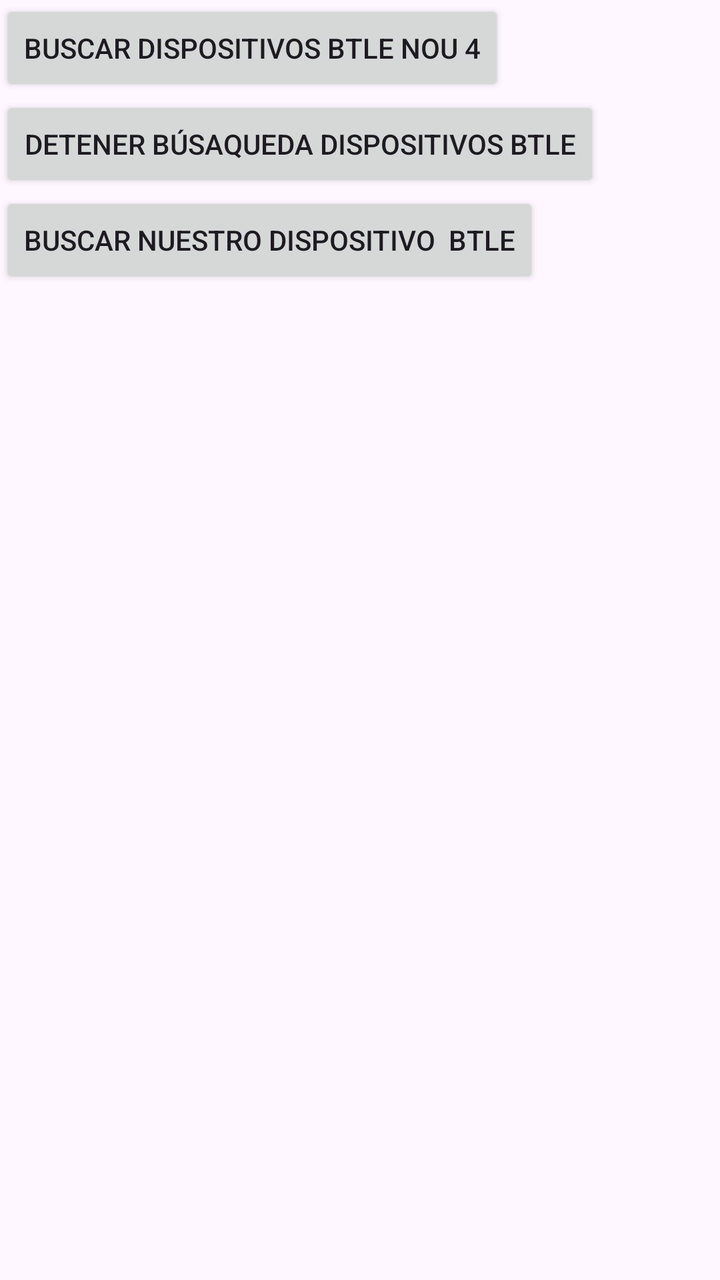
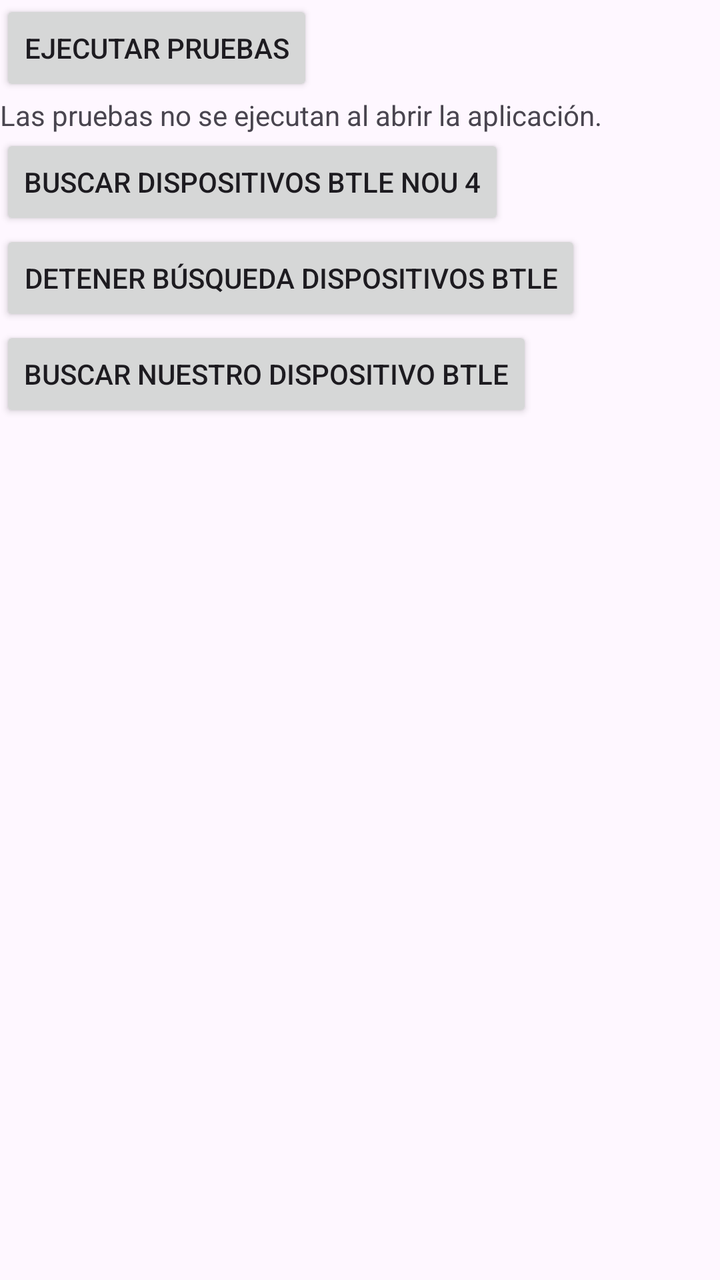

Screens rendered from an Android XML layout before and after an edit, with the pre-edit source and the edit as a unified diff.
<!-- AndroidManifest.xml: application theme Theme.BTLEAlumnos2021app -->
<!-- res/layout/activity_main.xml -->
<?xml version="1.0" encoding="utf-8"?>
<android.widget.LinearLayout xmlns:android="http://schemas.android.com/apk/res/android"
    android:orientation="vertical"
    xmlns:app="http://schemas.android.com/apk/res-auto"
    xmlns:tools="http://schemas.android.com/tools"
    android:layout_width="match_parent"
    android:layout_height="match_parent"
    tools:context=".MainActivity">

    <Button
        android:id="@+id/botonBuscarDispositivosBTLE"
        android:text="Buscar Dispositivos BTLE nou 4"
        android:onClick="botonBuscarDispositivosBTLEPulsado"
        android:layout_width="wrap_content"
        android:layout_height="wrap_content"
        />

    <Button
        android:id="@+id/botonDetenerBusquedaDispositivosBTLE"
        android:text="Detener búsaqueda Dispositivos BTLE"
        android:onClick="botonDetenerBusquedaDispositivosBTLEPulsado"
        android:layout_width="wrap_content"
        android:layout_height="wrap_content"
        />

    <Button
        android:id="@+id/botonBuscarNuestroDispositivoBTLE"
        android:text="Buscar nuestro dispositivo  BTLE"
        android:onClick="botonBuscarNuestroDispositivoBTLEPulsado"
        android:layout_width="wrap_content"
        android:layout_height="wrap_content"
        />

</android.widget.LinearLayout>
<!-- resources referenced by this layout -->
<resources>
  <style name="Theme.BTLEAlumnos2021app" parent="Base.Theme.BTLEAlumnos2021app" />
  <style name="Base.Theme.BTLEAlumnos2021app" parent="Theme.Material3.DayNight.NoActionBar">
          
          
      </style>
</resources>

<!-- the commit's change to res/layout/activity_main.xml (unified diff, before → after) -->
@@ -1,34 +1,43 @@
 <?xml version="1.0" encoding="utf-8"?>
 <android.widget.LinearLayout xmlns:android="http://schemas.android.com/apk/res/android"
+    xmlns:tools="http://schemas.android.com/tools"
     android:orientation="vertical"
-    xmlns:app="http://schemas.android.com/apk/res-auto"
-    xmlns:tools="http://schemas.android.com/tools"
     android:layout_width="match_parent"
     android:layout_height="match_parent"
     tools:context=".MainActivity">
+
+    <Button
+        android:id="@+id/botonEjecutarTests"
+        android:text="Ejecutar pruebas"
+        android:onClick="botonEjecutarTestsPulsado"
+        android:layout_width="wrap_content"
+        android:layout_height="wrap_content" />
+
+    <TextView
+        android:id="@+id/estadoTests"
+        android:text="Las pruebas no se ejecutan al abrir la aplicación."
+        android:layout_width="wrap_content"
+        android:layout_height="wrap_content" />
 
     <Button
         android:id="@+id/botonBuscarDispositivosBTLE"
         android:text="Buscar Dispositivos BTLE nou 4"
         android:onClick="botonBuscarDispositivosBTLEPulsado"
         android:layout_width="wrap_content"
-        android:layout_height="wrap_content"
-        />
+        android:layout_height="wrap_content" />
 
     <Button
         android:id="@+id/botonDetenerBusquedaDispositivosBTLE"
-        android:text="Detener búsaqueda Dispositivos BTLE"
+        android:text="Detener búsqueda Dispositivos BTLE"
         android:onClick="botonDetenerBusquedaDispositivosBTLEPulsado"
         android:layout_width="wrap_content"
-        android:layout_height="wrap_content"
-        />
+        android:layout_height="wrap_content" />
 
     <Button
         android:id="@+id/botonBuscarNuestroDispositivoBTLE"
-        android:text="Buscar nuestro dispositivo  BTLE"
+        android:text="Buscar nuestro dispositivo BTLE"
         android:onClick="botonBuscarNuestroDispositivoBTLEPulsado"
         android:layout_width="wrap_content"
-        android:layout_height="wrap_content"
-        />
+        android:layout_height="wrap_content" />
 
 </android.widget.LinearLayout>
